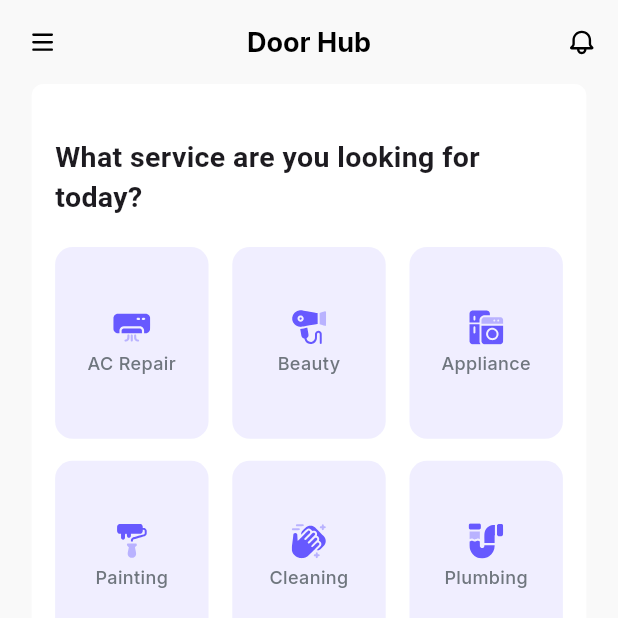
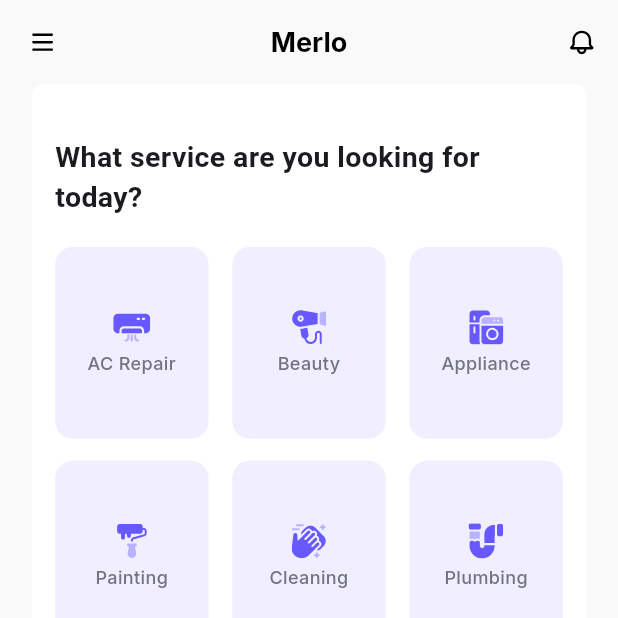
Before and after one commit to iTCycleHub/Merlo, a Flutter app: the screen it shows after launch, on a phone screen of 412 x 824 dp, the top half of it. Run offline on Flutter 3.47's test engine with Material 3 defaults, Android fonts, the phone set to English and light mode, and no system bars; our stand-ins replace bloc, carousel_slider, dartz, equatable, flutter_bloc, flutter_screenutil and 8 more; missing offline and left inert: itservicepro; generated files the repository leaves out were written again.

Commit message:
fix: Correct app title from Merlo' in MainLayout

```diff
--- a/lib/shared/layout/main_layout.dart
+++ b/lib/shared/layout/main_layout.dart
@@ -49,7 +49,7 @@ class _MainLayoutState extends State<MainLayout> {
           ),
         ),
         title: Text(
-          'Door Hub',
+          'Merlo',
           style: AppTextStyles.kBold18.copyWith(
             color: isDarkMode(context) ? AppColors.kWhite : AppColors.kBlack,
           ),
```
